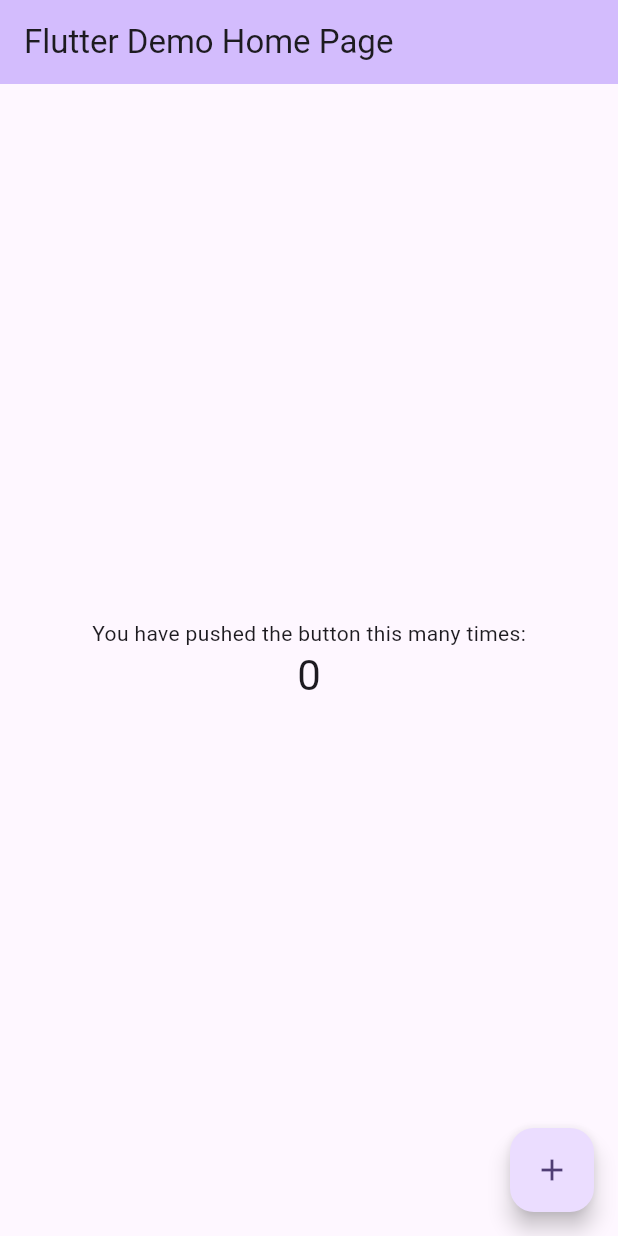
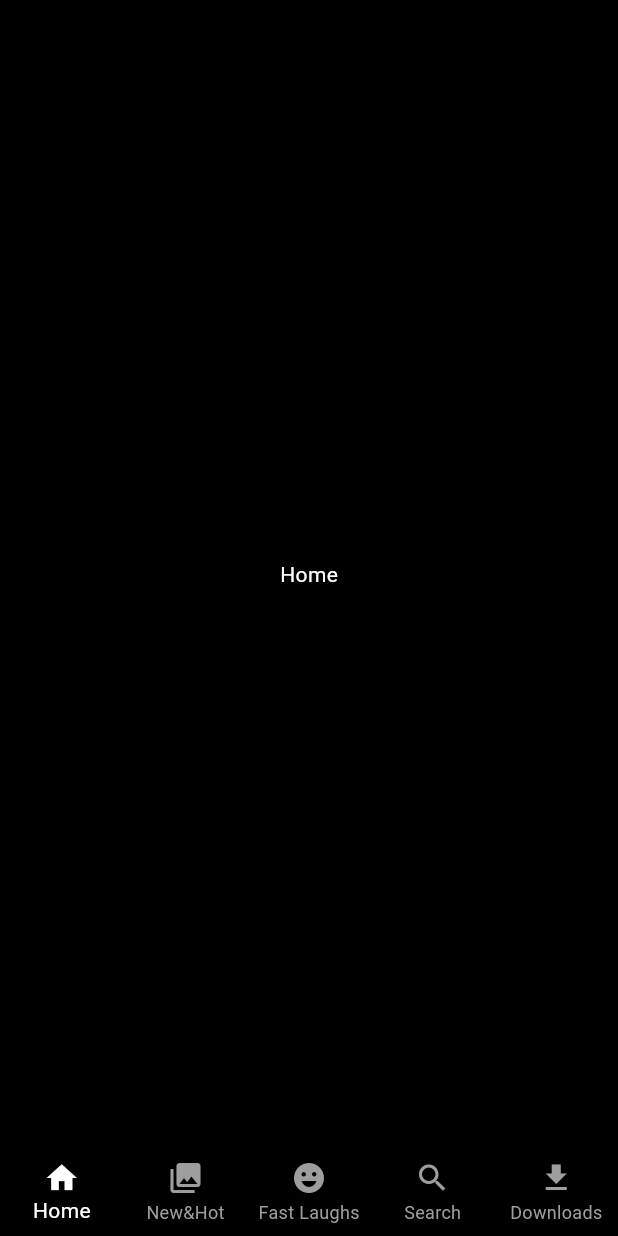
Before and after one commit to JOELPSHAJU/NetflixClone, a Flutter app: the screen it shows after launch, on a phone screen of 412 x 824 dp. Run offline on Flutter 3.47's test engine with Material 3 defaults, Android fonts, the light colour scheme and no system bars.

Commit message:
downloads page done

```diff
--- /dev/null
+++ b/lib/Widgets/bottom_nav.dart
@@ -0,0 +1,39 @@
+import 'package:flutter/material.dart';
+
+ValueNotifier<int> indexChangeNotifier = ValueNotifier(0);
+
+class BottomNavigationWidget extends StatelessWidget {
+  const BottomNavigationWidget({super.key});
+
+  @override
+  Widget build(BuildContext context) {
+    return ValueListenableBuilder(
+      valueListenable: indexChangeNotifier,
+      builder: (BuildContext context, int newIndex, _) {
+        return BottomNavigationBar(
+            type: BottomNavigationBarType.fixed,
+            currentIndex: newIndex,
+            onTap: (index) {
+              indexChangeNotifier.value = index;
+            },
+            elevation: 0,
+            backgroundColor: Colors.black,
+            selectedItemColor: Colors.white,
+            unselectedItemColor: Colors.grey,
+            unselectedIconTheme: const IconThemeData(color: Colors.grey),
+            selectedIconTheme: const IconThemeData(color: Colors.white),
+            items: const [
+              BottomNavigationBarItem(icon: Icon(Icons.home), label: 'Home'),
+              BottomNavigationBarItem(
+                  icon: Icon(Icons.collections), label: 'New&Hot'),
+              BottomNavigationBarItem(
+                  icon: Icon(Icons.emoji_emotions), label: 'Fast Laughs'),
+              BottomNavigationBarItem(
+                  icon: Icon(Icons.search), label: 'Search'),
+              BottomNavigationBarItem(
+                  icon: Icon(Icons.download), label: 'Downloads'),
+            ]);
+      },
+    );
+  }
+}
--- /dev/null
+++ b/lib/core/colors/colors.dart
@@ -0,0 +1,7 @@
+import 'package:flutter/material.dart';
+
+const backgroundColor = Colors.black;
+
+final kbuttonColorBlue = Colors.blueAccent[700];
+
+const kbuttonColorWhite = Colors.white;
--- a/lib/main.dart
+++ b/lib/main.dart
@@ -1,4 +1,8 @@
 import 'package:flutter/material.dart';
+
+
+import 'package:netflix/core/colors/colors.dart';
+import 'package:netflix/presentation/screenMainPage/screen_mainpage.dart';
 
 void main() {
   runApp(const MyApp());
@@ -7,119 +11,18 @@
 class MyApp extends StatelessWidget {
   const MyApp({super.key});
 
-  // This widget is the root of your application.
   @override
   Widget build(BuildContext context) {
     return MaterialApp(
-      title: 'Flutter Demo',
+      debugShowCheckedModeBanner: false,
       theme: ThemeData(
-        // This is the theme of your application.
-        //
-        // TRY THIS: Try running your application with "flutter run". You'll see
-        // the application has a purple toolbar. Then, without quitting the app,
-        // try changing the seedColor in the colorScheme below to Colors.green
-        // and then invoke "hot reload" (save your changes or press the "hot
-        // reload" button in a Flutter-supported IDE, or press "r" if you used
-        // the command line to start the app).
-        //
-        // Notice that the counter didn't reset back to zero; the application
-        // state is not lost during the reload. To reset the state, use hot
-        // restart instead.
-        //
-        // This works for code too, not just values: Most code changes can be
-        // tested with just a hot reload.
-        colorScheme: ColorScheme.fromSeed(seedColor: Colors.deepPurple),
-        useMaterial3: true,
-      ),
-      home: const MyHomePage(title: 'Flutter Demo Home Page'),
+          scaffoldBackgroundColor: backgroundColor,
+          primarySwatch: Colors.blue,
+          textTheme: const TextTheme(
+              bodyLarge: TextStyle(color: Colors.white),
+              bodyMedium: TextStyle(color: Colors.white),
+              bodySmall: TextStyle(color: Colors.white))),
+      home: MainPage(),
     );
   }
 }
-
-class MyHomePage extends StatefulWidget {
-  const MyHomePage({super.key, required this.title});
-
-  // This widget is the home page of your application. It is stateful, meaning
-  // that it has a State object (defined below) that contains fields that affect
-  // how it looks.
-
-  // This class is the configuration for the state. It holds the values (in this
-  // case the title) provided by the parent (in this case the App widget) and
-  // used by the build method of the State. Fields in a Widget subclass are
-  // always marked "final".
-
-  final String title;
-
-  @override
-  State<MyHomePage> createState() => _MyHomePageState();
-}
-
-class _MyHomePageState extends State<MyHomePage> {
-  int _counter = 0;
-
-  void _incrementCounter() {
-    setState(() {
-      // This call to setState tells the Flutter framework that something has
-      // changed in this State, which causes it to rerun the build method below
-      // so that the display can reflect the updated values. If we changed
-      // _counter without calling setState(), then the build method would not be
-      // called again, and so nothing would appear to happen.
-      _counter++;
-    });
-  }
-
-  @override
-  Widget build(BuildContext context) {
-    // This method is rerun every time setState is called, for instance as done
-    // by the _incrementCounter method above.
-    //
-    // The Flutter framework has been optimized to make rerunning build methods
-    // fast, so that you can just rebuild anything that needs updating rather
-    // than having to individually change instances of widgets.
-    return Scaffold(
-      appBar: AppBar(
-        // TRY THIS: Try changing the color here to a specific color (to
-        // Colors.amber, perhaps?) and trigger a hot reload to see the AppBar
-        // change color while the other colors stay the same.
-        backgroundColor: Theme.of(context).colorScheme.inversePrimary,
-        // Here we take the value from the MyHomePage object that was created by
-        // the App.build method, and use it to set our appbar title.
-        title: Text(widget.title),
-      ),
-      body: Center(
-        // Center is a layout widget. It takes a single child and positions it
-        // in the middle of the parent.
-        child: Column(
-          // Column is also a layout widget. It takes a list of children and
-          // arranges them vertically. By default, it sizes itself to fit its
-          // children horizontally, and tries to be as tall as its parent.
-          //
-          // Column has various properties to control how it sizes itself and
-          // how it positions its children. Here we use mainAxisAlignment to
-          // center the children vertically; the main axis here is the vertical
-          // axis because Columns are vertical (the cross axis would be
-          // horizontal).
-          //
-          // TRY THIS: Invoke "debug painting" (choose the "Toggle Debug Paint"
-          // action in the IDE, or press "p" in the console), to see the
-          // wireframe for each widget.
-          mainAxisAlignment: MainAxisAlignment.center,
-          children: <Widget>[
-            const Text(
-              'You have pushed the button this many times:',
-            ),
-            Text(
-              '$_counter',
-              style: Theme.of(context).textTheme.headlineMedium,
-            ),
-          ],
-        ),
-      ),
-      floatingActionButton: FloatingActionButton(
-        onPressed: _incrementCounter,
-        tooltip: 'Increment',
-        child: const Icon(Icons.add),
-      ), // This trailing comma makes auto-formatting nicer for build methods.
-    );
-  }
-}
--- /dev/null
+++ b/lib/presentation/HomePage/screen_home.dart
@@ -0,0 +1,16 @@
+import 'package:flutter/material.dart';
+
+class ScreenHome extends StatelessWidget {
+  const ScreenHome({super.key});
+
+  @override
+  Widget build(BuildContext context) {
+    return Scaffold(
+      body: Center(
+        child: Text(
+          'Home',
+        ),
+      ),
+    );
+  }
+}
--- /dev/null
+++ b/lib/presentation/screenMainPage/screen_mainpage.dart
@@ -0,0 +1,35 @@
+import 'package:flutter/material.dart';
+import 'package:netflix/Widgets/bottom_nav.dart';
+import 'package:netflix/core/colors/colors.dart';
+import 'package:netflix/presentation/FastLaughs/screen_fast_laughs.dart';
+import 'package:netflix/presentation/HomePage/screen_home.dart';
+import 'package:netflix/presentation/NewAndHot/screen_new_and_hot.dart';
+import 'package:netflix/presentation/Search/sreen_search.dart';
+import 'package:netflix/presentation/downloads/widgets/screen_downloads.dart';
+
+class MainPage extends StatelessWidget {
+  MainPage({super.key});
+
+  final _pages = [
+    const ScreenHome(),
+    const ScreenNewAndHot(),
+    const ScreenFastLaughs(),
+    const ScreenSearch(),
+     ScreenDownloads()
+  ];
+
+  @override
+  Widget build(BuildContext context) {
+    return Scaffold(
+        body: SafeArea(
+          child: ValueListenableBuilder(
+            valueListenable: indexChangeNotifier,
+            builder: (BuildContext context, int index, Widget? _) {
+              return _pages[index];
+            },
+          ),
+        ),
+        backgroundColor: backgroundColor,
+        bottomNavigationBar: const BottomNavigationWidget());
+  }
+}
```
Also changed, not shown: lib/Widgets/app_bar_widget.dart (added, +31 -0 lines), lib/core/colors/constants.dart (added, +8 -0 lines), lib/presentation/FastLaughs/screen_fast_laughs.dart (added, +12 -0 lines), lib/presentation/NewAndHot/screen_new_and_hot.dart (added, +12 -0 lines), lib/presentation/Search/search_idle.dart (added, +10 -0 lines), lib/presentation/Search/sreen_search.dart (added, +12 -0 lines), lib/presentation/downloads/widgets/screen_downloads.dart (added, +192 -0 lines), pubspec.yaml (+5 -19 lines), pubspec.lock, 1 other file.
